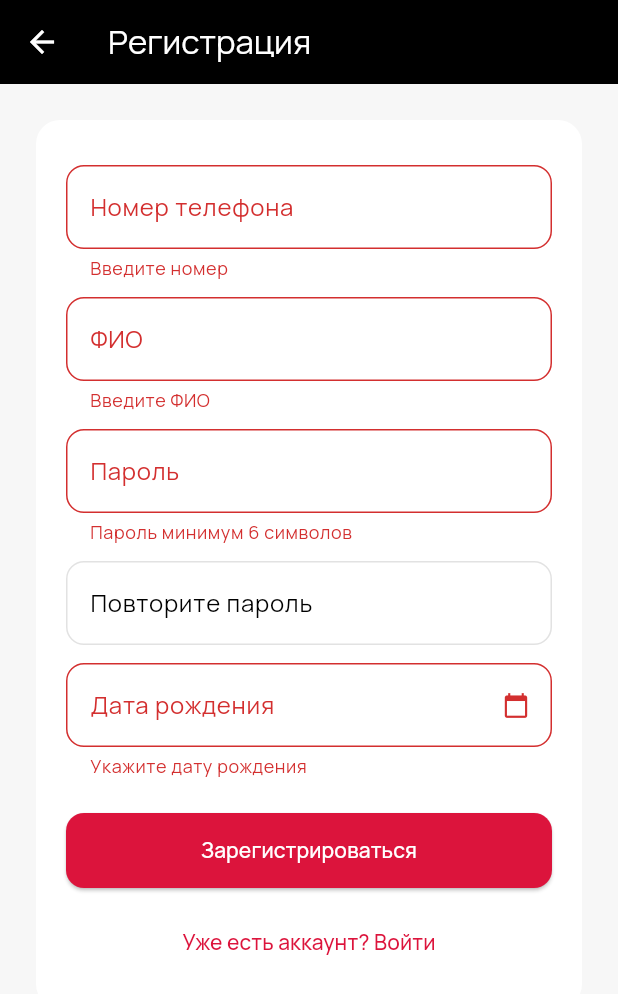
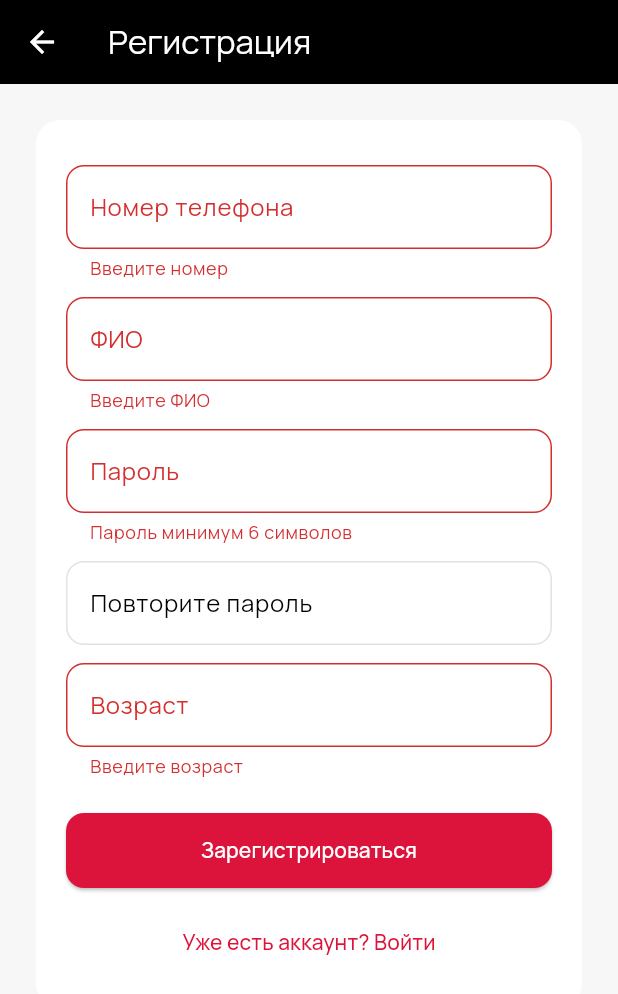
Before and after one commit to nurlan2209/spanspan, a Flutter app: the RegisterScreen screen opened by its route, after a tap on "Зарегистрироваться", on a phone screen of 412 x 824 dp. Shown: the top 994 px of the screen. Run offline on Flutter 3.47's test engine with Material 3 defaults, Android fonts, the phone set to English and light mode, and no system bars; our stand-ins replace file_picker, google_fonts, image_picker, shared_preferences; accounts and stored records are empty; network calls fail.

Commit message:
fix: replace birth_date with direct age field
Simpler approach — client enters age as a number on registration.
No date math, no timezone issues. Groups filter by age directly.

Co-Authored-By: Claude Sonnet 4.6 <noreply@anthropic.com>

```diff
--- a/ortus_app/lib/models/user_data.dart
+++ b/ortus_app/lib/models/user_data.dart
@@ -6,7 +6,7 @@ class UserData {
   final String fullName;
   final String role;
   final String? status;
-  final DateTime? birthDate;
+  final int? age;
   final DateTime? createdAt;
 
   UserData({
@@ -15,20 +15,9 @@ class UserData {
     required this.fullName,
     required this.role,
     this.status,
-    this.birthDate,
+    this.age,
     this.createdAt,
   });
-
-  int? get age {
-    if (birthDate == null) return null;
-    final today = DateTime.now();
-    int a = today.year - birthDate!.year;
-    if (today.month < birthDate!.month ||
-        (today.month == birthDate!.month && today.day < birthDate!.day)) {
-      a--;
-    }
-    return a;
-  }
 
   factory UserData.fromJson(Map<String, dynamic> json) {
     debugPrint('🟢🟢🟢 UserData.fromJson ВЫЗВАН 🟢🟢🟢');
@@ -39,9 +28,7 @@ class UserData {
       fullName: json['fullName']?.toString() ?? '',
       role: json['role']?.toString() ?? 'client',
       status: json['status']?.toString(),
-      birthDate: json['birthDate'] != null
-          ? DateTime.tryParse(json['birthDate'].toString())
-          : null,
+      age: json['age'] != null ? (json['age'] as num).toInt() : null,
       createdAt: DateTime.tryParse(json['createdAt']?.toString() ?? ''),
     );
   }
--- a/ortus_app/lib/screens/register_screen.dart
+++ b/ortus_app/lib/screens/register_screen.dart
@@ -1,5 +1,5 @@
 import 'package:flutter/material.dart';
-import 'package:intl/intl.dart';
+import 'package:flutter/services.dart';
 import 'package:provider/provider.dart';
 import '../providers/auth_provider.dart';
 import '../utils/constants.dart';
@@ -17,19 +17,8 @@ class _RegisterScreenState extends State<RegisterScreen> {
   final _nameController = TextEditingController();
   final _passwordController = TextEditingController();
   final _confirmPasswordController = TextEditingController();
-  DateTime? _birthDate;
+  final _ageController = TextEditingController();
   bool _isLoading = false;
-
-  Future<void> _pickBirthDate() async {
-    final picked = await showDatePicker(
-      context: context,
-      initialDate: DateTime(2000),
-      firstDate: DateTime(1930),
-      lastDate: DateTime.now().subtract(const Duration(days: 365 * 5)),
-      helpText: 'Дата рождения',
-    );
-    if (picked != null) setState(() => _birthDate = picked);
-  }
 
   @override
   Widget build(BuildContext context) {
@@ -79,26 +68,19 @@ class _RegisterScreenState extends State<RegisterScreen> {
                         v != _passwordController.text ? 'Пароли не совпадают' : null,
                   ),
                   const SizedBox(height: 12),
-                  GestureDetector(
-                    onTap: _pickBirthDate,
-                    child: AbsorbPointer(
-                      child: TextFormField(
-                        decoration: InputDecoration(
-                          labelText: 'Дата рождения',
-                          suffixIcon: const Icon(Icons.calendar_today, size: 18),
-                          hintText: _birthDate == null
-                              ? 'Выберите дату'
-                              : DateFormat('dd.MM.yyyy').format(_birthDate!),
-                        ),
-                        controller: TextEditingController(
-                          text: _birthDate == null
-                              ? ''
-                              : DateFormat('dd.MM.yyyy').format(_birthDate!),
-                        ),
-                        validator: (_) =>
-                            _birthDate == null ? 'Укажите дату рождения' : null,
-                      ),
+                  TextFormField(
+                    controller: _ageController,
+                    decoration: const InputDecoration(
+                      labelText: 'Возраст',
+                      suffixText: 'лет',
                     ),
+                    keyboardType: TextInputType.number,
+                    inputFormatters: [FilteringTextInputFormatter.digitsOnly],
+                    validator: (v) {
+                      final n = int.tryParse(v ?? '');
+                      if (n == null || n < 1 || n > 120) return 'Введите возраст';
+                      return null;
+                    },
                   ),
                   const SizedBox(height: 24),
                   if (_isLoading)
@@ -140,8 +122,7 @@ class _RegisterScreenState extends State<RegisterScreen> {
         'phoneNumber': _phoneController.text,
         'fullName': _nameController.text,
         'password': _passwordController.text,
-        if (_birthDate != null)
-          'birthDate': DateFormat('yyyy-MM-dd').format(_birthDate!),
+        'age': int.parse(_ageController.text),
       });
 
       setState(() => _isLoading = false);
@@ -165,6 +146,7 @@ class _RegisterScreenState extends State<RegisterScreen> {
     _nameController.dispose();
     _passwordController.dispose();
     _confirmPasswordController.dispose();
+    _ageController.dispose();
     super.dispose();
   }
 }
```
Also changed, not shown: 4 other files.
